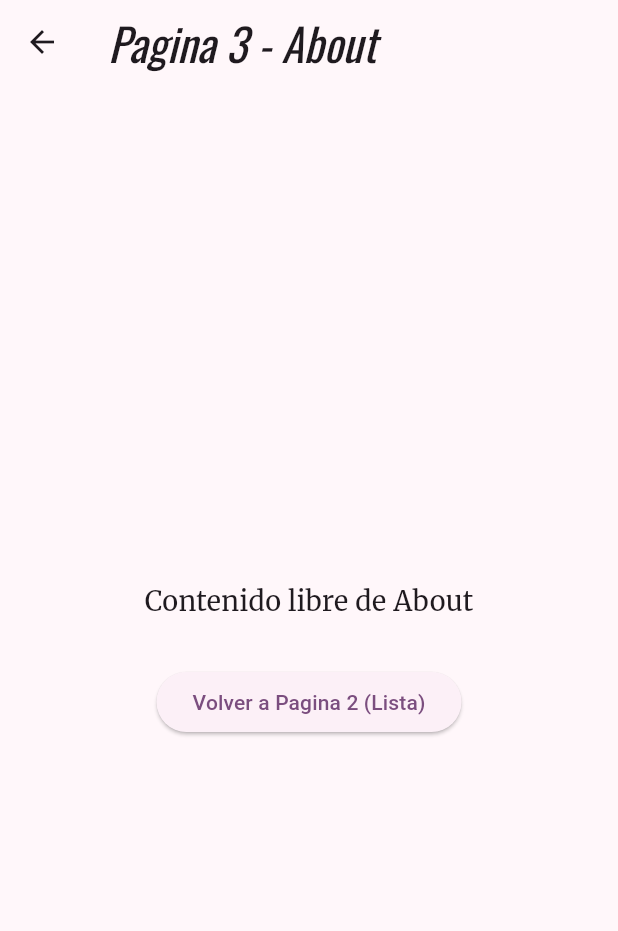
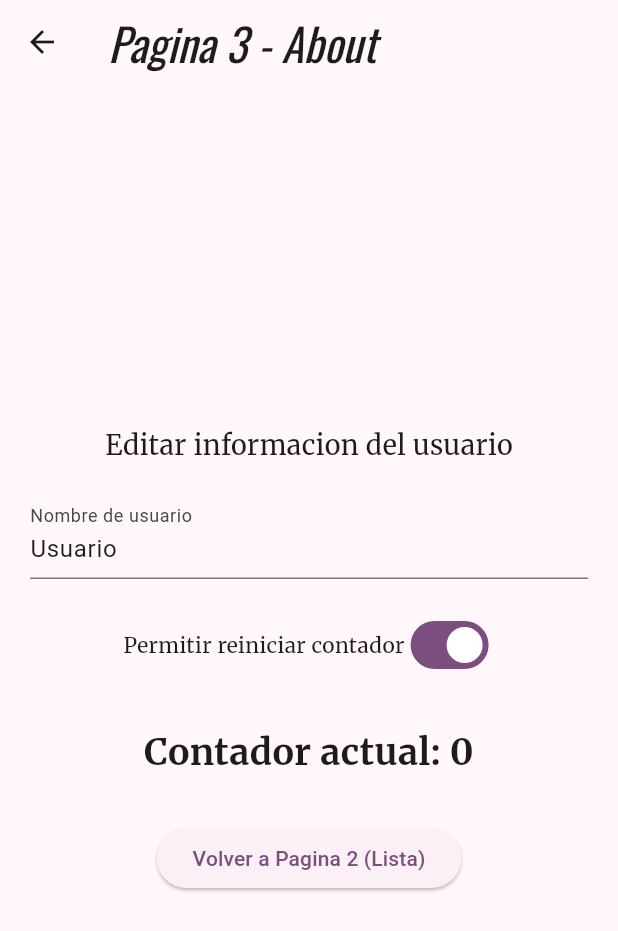
Before and after one commit to JohnCooper25/3479A321_2022479038, a Flutter app: the ListContent screen opened directly, after a tap on "Ir a Pagina 3 (About)", on a phone screen of 412 x 824 dp. Shown: the top 931 px of the screen. Run offline on Flutter 3.47's test engine with Material 3 defaults, Android fonts, the phone set to English and light mode, and no system bars; our stand-ins replace flutter_svg, google_fonts, logger.

Commit message:
Lab 6 resuelto

```diff
--- a/lib/Pages/about.dart
+++ b/lib/Pages/about.dart
@@ -1,20 +1,63 @@
 import 'package:flutter/material.dart';
+import 'package:provider/provider.dart';
+import '../provider/app_data.dart';
 
 class About extends StatelessWidget {
   const About({super.key});
 
   @override
   Widget build(BuildContext context) {
+    final TextEditingController nameController = TextEditingController();
+
     return Scaffold(
       appBar: AppBar(
         title: const Text('Pagina 3 - About'),
       ),
-      body: Center(
+      body: Consumer<AppData>(
+        builder: (context, appData, child) {
+
+          nameController.text = appData.userName;
+
+          return Padding(
+            padding: const EdgeInsets.all(20.0),
             child: Column(
               mainAxisAlignment: MainAxisAlignment.center,
               children: [
-            const Text('Contenido libre de About', style: TextStyle(fontSize: 18)),
+                const Text('Editar informacion del usuario', style: TextStyle(fontSize: 18)),
+                const SizedBox(height: 20),
+
+                TextField(
+                  controller: nameController,
+                  decoration: const InputDecoration(labelText: 'Nombre de usuario'),
+                  onChanged: (value) {
+                    appData.userName = value;
+                  },
+                ),
+
+                const SizedBox(height: 20),
+
+                Row(
+                  mainAxisAlignment: MainAxisAlignment.center,
+                  children: [
+                    const Text('Permitir reiniciar contador'),
+                    Switch(
+                      value: appData.canResetCounter,
+                      onChanged: (value) {
+                        appData.canResetCounter = value;
+                      },
+                    ),
+                  ],
+                ),
+
                 const SizedBox(height: 30),
+
+                Text(
+                  'Contador actual: ${appData.counter}',
+                  style: const TextStyle(fontSize: 24, fontWeight: FontWeight.bold),
+                ),
+
+                const SizedBox(height: 30),
+
                 ElevatedButton(
                   onPressed: () {
                     Navigator.pop(context);
@@ -23,6 +66,8 @@ class About extends StatelessWidget {
                 ),
               ],
             ),
+          );
+        },
       ),
     );
   }
--- a/lib/Pages/list_content.dart
+++ b/lib/Pages/list_content.dart
@@ -1,5 +1,7 @@
 import 'package:flutter/material.dart';
+import 'package:provider/provider.dart';  // Importa Provider aquí
 import 'about.dart';
+import '../provider/app_data.dart';  // Ajusta la ruta según tu estructura
 
 class ListContent extends StatelessWidget {
   const ListContent({super.key});
@@ -33,6 +35,18 @@ class ListContent extends StatelessWidget {
             ),
           ),
           const SizedBox(height: 20),
+
+
+          Consumer<AppData>(
+            builder: (context, appData, child) {
+              return Text(
+                'Contador: ${appData.counter}',
+                style: const TextStyle(fontSize: 24, fontWeight: FontWeight.bold),
+              );
+            },
+          ),
+
+          const SizedBox(height: 20),
           Row(
             mainAxisAlignment: MainAxisAlignment.spaceEvenly,
             children: [
--- a/lib/provider/app_data.dart
+++ b/lib/provider/app_data.dart
@@ -3,6 +3,20 @@ import 'package:flutter/material.dart';
 class AppData extends ChangeNotifier {
   int _counter = 0;
   int get counter => _counter;
+
+  String _userName = 'Usuario';
+  String get userName => _userName;
+  set userName(String value) {
+    _userName = value;
+    notifyListeners();
+  }
+
+  bool _canResetCounter = true;
+  bool get canResetCounter => _canResetCounter;
+  set canResetCounter(bool value) {
+    _canResetCounter = value;
+    notifyListeners();
+  }
 
   void incrementCounter() {
     _counter++;
@@ -10,12 +24,16 @@ class AppData extends ChangeNotifier {
   }
 
   void decrementCounter() {
-    _counter--;
-    notifyListeners();
+    if (_counter > 0) {
+      _counter--;
+      notifyListeners();
+    }
   }
 
   void resetCounter() {
-    _counter = 0;
-    notifyListeners();
+    if (_canResetCounter) {
+      _counter = 0;
+      notifyListeners();
+    }
   }
 }
```
Also changed, not shown: lib/Pages/home.page.dart (+42 -21 lines), lib/main.dart (+11 -21 lines), 1 other file. Lines whose indentation alone changed are shown as unchanged.
